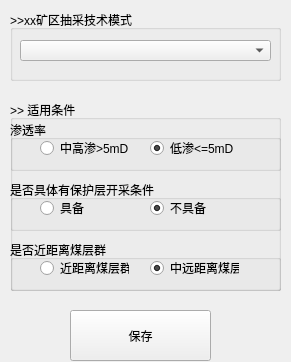
Old version of the form python/cbm/uifiles/tech_mode_dlg.ui in the repository wyrover/cbm.
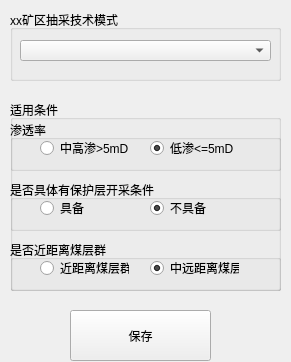
New version of the form. Icons and pictures are not drawn.

```diff
--- a/python/cbm/uifiles/tech_mode_dlg.ui
+++ b/python/cbm/uifiles/tech_mode_dlg.ui
@@ -33,7 +33,7 @@
     </rect>
    </property>
    <property name="title">
-    <string>&gt;&gt;xx矿区抽采技术模式</string>
+    <string>xx矿区抽采技术模式</string>
    </property>
    <widget class="QComboBox" name="tech_mode">
     <property name="geometry">
@@ -56,7 +56,7 @@
     </rect>
    </property>
    <property name="title">
-    <string>&gt;&gt; 适用条件</string>
+    <string>适用条件</string>
    </property>
    <widget class="QGroupBox" name="groupBox_2">
     <property name="geometry">
```
